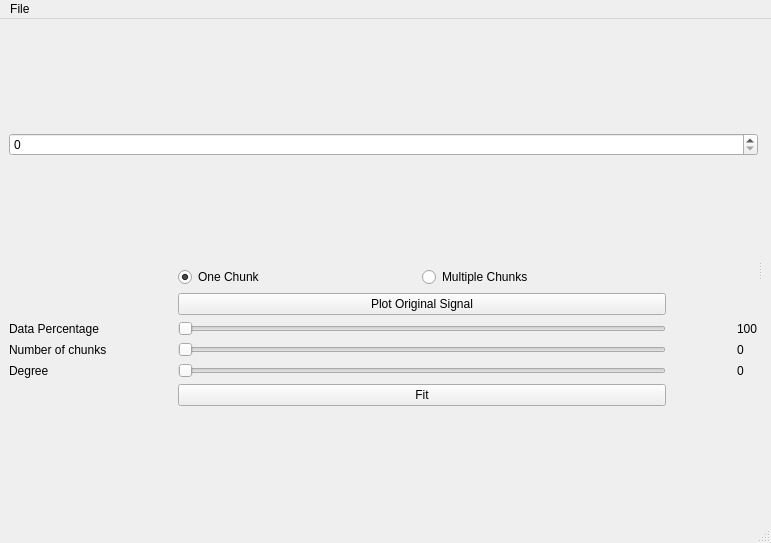
Qt form gui_main.ui (Mohamed-Ibrahim-01/curve-fitting) before a commit.
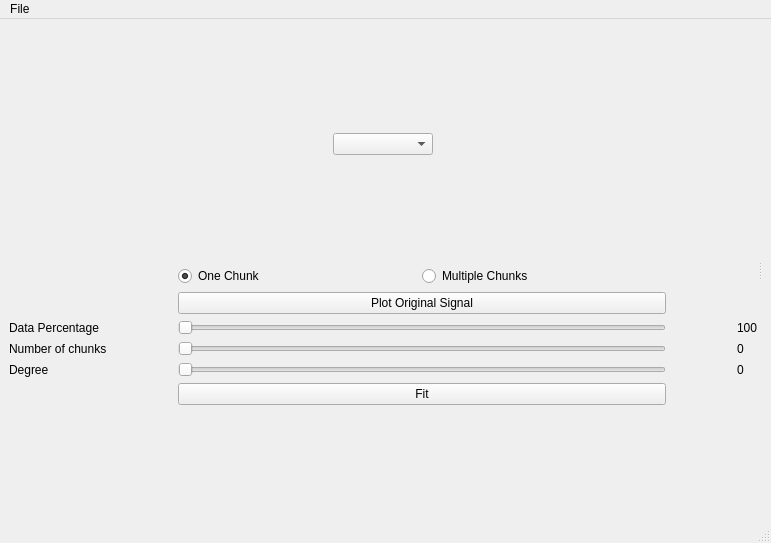
The same form after that commit.

Commit message: remove spin box

Patch:
```diff
--- a/gui_main.ui
+++ b/gui_main.ui
@@ -36,7 +36,20 @@
              <enum>QLayout::SetFixedSize</enum>
             </property>
             <item>
-             <widget class="QSpinBox" name="equation_chooser"/>
+             <widget class="QComboBox" name="poly_eq_box">
+              <property name="minimumSize">
+               <size>
+                <width>0</width>
+                <height>0</height>
+               </size>
+              </property>
+              <property name="maximumSize">
+               <size>
+                <width>100</width>
+                <height>16777215</height>
+               </size>
+              </property>
+             </widget>
             </item>
             <item>
              <layout class="QVBoxLayout" name="canves_toolbar_layout"/>
```
